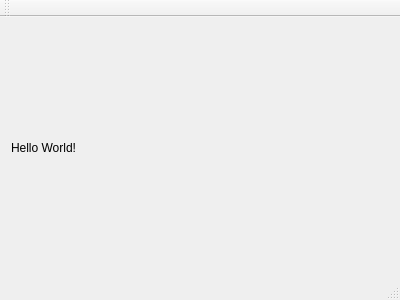
Old version of the form mainwindow.ui in the repository TuxPPTeam/TuxPPClient.
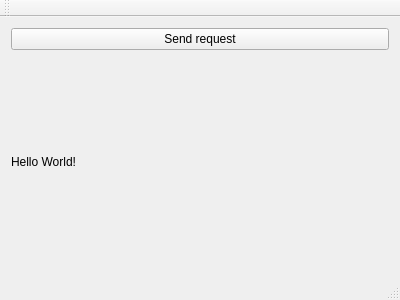
New version of the form.

```diff
--- a/mainwindow.ui
+++ b/mainwindow.ui
@@ -15,6 +15,16 @@
   </property>
   <widget class="QWidget" name="centralWidget">
    <layout class="QVBoxLayout" name="verticalLayout">
+    <item>
+     <widget class="QPushButton" name="requestButton">
+      <property name="text">
+       <string>Send request</string>
+      </property>
+      <property name="checkable">
+       <bool>false</bool>
+      </property>
+     </widget>
+    </item>
     <item>
      <widget class="QLabel" name="label1">
       <property name="text">
```
Left out of the diff: 2 changed lines with no effect on the pictures.
